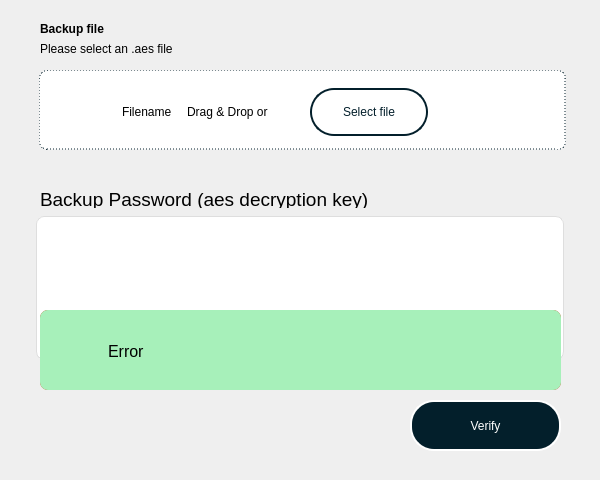
nunchuk-io/key-utils, file mainwindow.ui: the form before one commit.
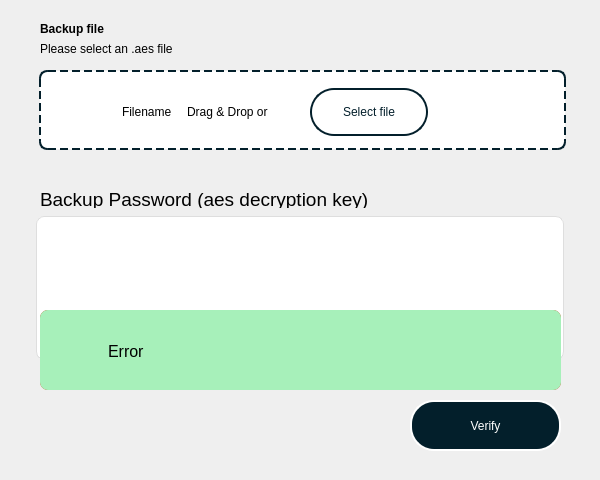
The form after the commit. Icons and pictures are not drawn.

```diff
--- a/mainwindow.ui
+++ b/mainwindow.ui
@@ -167,7 +167,8 @@
     </property>
     <property name="styleSheet">
      <string notr="true">QFrame {
-border: 1px dashed #031F2B;
+border: 2px #031F2B;
+border-style : dashed;
 border-radius: 8px;
 background: #FFFFFF;
 }</string>
```
